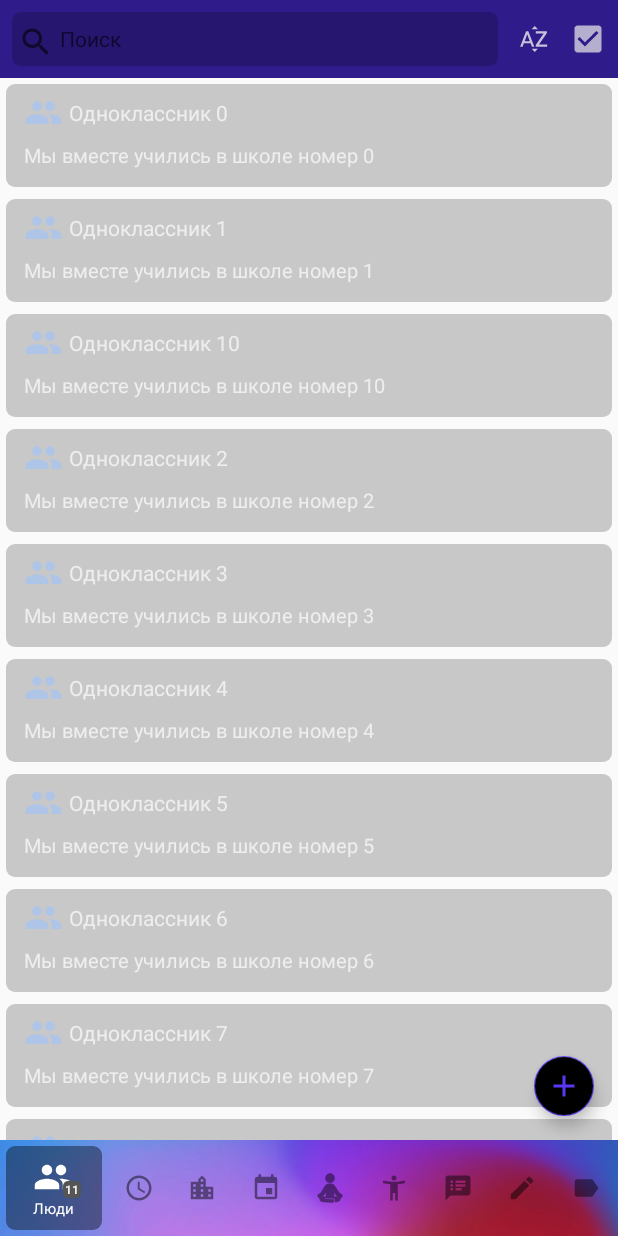
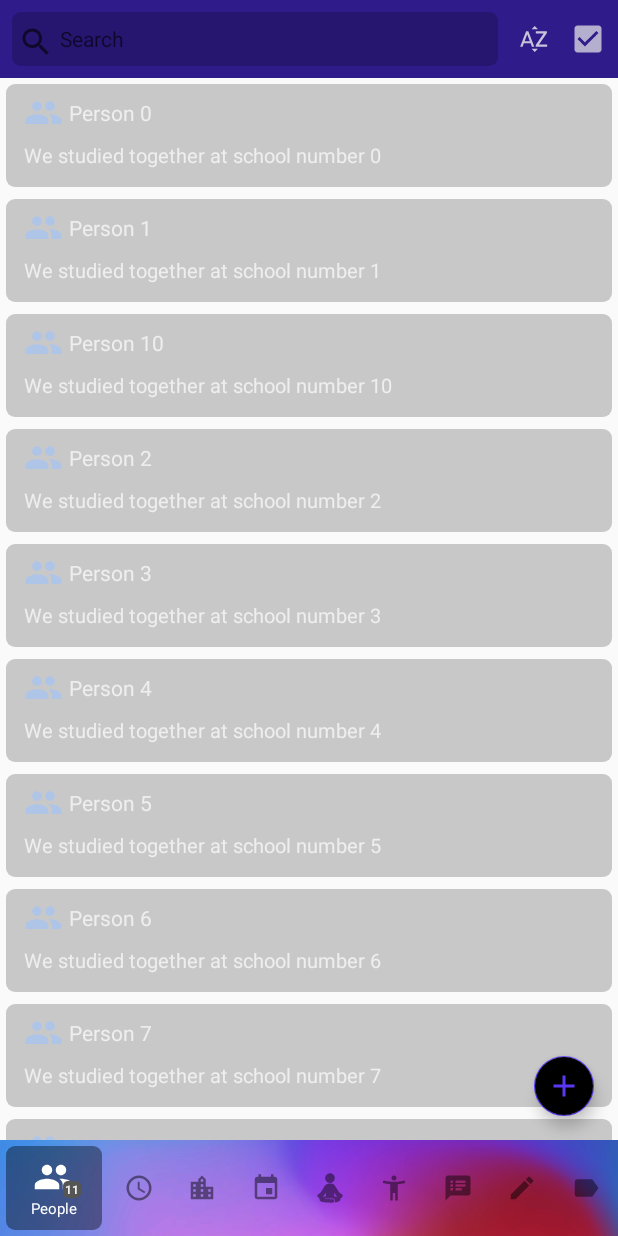
Before and after one commit to where-is-s/return-android, an Android app: the screen it shows after launch (MainActivity), on a phone screen of 412 x 824 dp. Run offline under Robolectric (Android 15) with nearby library versions, the phone set to English and light mode, and no system bars; our stand-ins replace Volley; pictures from the network do not load.

Commit message:
Added English language

```diff
--- a/app/src/main/java/re/returnapp/activity/MainActivity.kt
+++ b/app/src/main/java/re/returnapp/activity/MainActivity.kt
@@ -31,8 +31,8 @@ class MainActivity : AppCompatActivity() {
         if (!Collection.load()) {
             for (i in 0..10) {
                 val test = Entity(i, Type.PEOPLE)
-                test.name = "Одноклассник " + i
-                test.description = "Мы вместе учились в школе номер " + i
+                test.name = "Person " + i
+                test.description = "We studied together at school number " + i
                 Collection.addEntity(test)
             }
             Collection.save()
@@ -123,18 +123,18 @@ class MainActivity : AppCompatActivity() {
             }
 
             override fun onDeleteAction(entity: Entity) {
-                val mergeDialog = FindEntityDialog(this@MainActivity, "Заменить на...")
+                val mergeDialog = FindEntityDialog(this@MainActivity, getString(R.string.replace_with))
                 mergeDialog.selectListener = object : FindEntityDialog.SelectListener {
                     override fun onItemSelected(mergeIntoEntity: Entity) {
                         mergeDialog.dismiss()
                         val alertDialog = AlertDialog.Builder(this@MainActivity)
-                        alertDialog.setTitle("Удаление");
-                        alertDialog.setMessage("Вы уверены, что хотите удалить " + entity.name + ", заменив его вхождения на " + mergeIntoEntity.name + "?")
-                        alertDialog.setPositiveButton("Да") { _, _ ->
+                        alertDialog.setTitle(getString(R.string.removal));
+                        alertDialog.setMessage(getString(R.string.removal_format, entity.name, mergeIntoEntity.name))
+                        alertDialog.setPositiveButton(getString(R.string.yes)) { _, _ ->
                             Collection.merge(entity, mergeIntoEntity)
                             refreshAdapter()
                         }
-                        alertDialog.setNegativeButton("Нет", null)
+                        alertDialog.setNegativeButton(getString(R.string.no), null)
                         alertDialog.show()
                     }
                 }
--- a/app/src/main/java/re/returnapp/adapter/Adapters.kt
+++ b/app/src/main/java/re/returnapp/adapter/Adapters.kt
@@ -25,7 +25,7 @@ class ItemViewHolder(itemView: View) : RecyclerView.ViewHolder(itemView), Layout
         selected: Boolean
     ) {
         itemView.backgroundLayout.setBackgroundResource(if (selected) R.drawable.bkgrd_edit_dark else R.drawable.bkgrd_edit)
-        itemView.headerText.text = entity.displayName
+        itemView.headerText.text = entity.getDisplayName(itemView.context)
         var paintFlags = itemView.headerText.getPaintFlags()
         paintFlags = if (entity.reviewed) paintFlags or Paint.STRIKE_THRU_TEXT_FLAG else
             paintFlags and Paint.STRIKE_THRU_TEXT_FLAG.inv()
@@ -38,7 +38,7 @@ class ItemViewHolder(itemView: View) : RecyclerView.ViewHolder(itemView), Layout
         val reviewInfoVisible = !selected && entity.reviewable
         if (reviewInfoVisible) {
             val sessionTime = Collection.findSessionTime(entity)
-            itemView.sessionTimeText.text = "${sessionTime.sessionCount} (${sessionTime.totalTime} мин)"
+            itemView.sessionTimeText.text = "${sessionTime.sessionCount} (${sessionTime.totalTime} ${itemView.context.getString(R.string.min)})"
             itemView.infoLayout.visibility = if (sessionTime.sessionCount > 0) View.VISIBLE else View.GONE
         } else {
             itemView.infoLayout.visibility = View.GONE
--- a/app/src/main/java/re/returnapp/mention/MentionEditText.kt
+++ b/app/src/main/java/re/returnapp/mention/MentionEditText.kt
@@ -187,7 +187,7 @@ class MentionEditText @JvmOverloads constructor(
     }
 
     fun setTextWithMentions(text: String) {
-        setText(textMentionHelper.parseMentions(text))
+        setText(textMentionHelper.parseMentions(text, context))
     }
 
     fun getTextWithMentions(): String {
--- a/app/src/main/java/re/returnapp/mention/MentionTextView.kt
+++ b/app/src/main/java/re/returnapp/mention/MentionTextView.kt
@@ -67,7 +67,7 @@ class MentionTextView @JvmOverloads constructor(
     }
 
     fun setTextWithMentions(text: String) {
-        setText(textMentionHelper.parseMentions(text))
+        setText(textMentionHelper.parseMentions(text, context))
     }
 
     fun getTextWithMentions(): String {
--- a/app/src/main/java/re/returnapp/mention/TextMentionHelper.kt
+++ b/app/src/main/java/re/returnapp/mention/TextMentionHelper.kt
@@ -15,6 +15,7 @@
 */
 package re.returnapp.mention
 
+import android.content.Context
 import android.graphics.Canvas
 import android.graphics.drawable.Drawable
 import android.text.*
@@ -107,7 +108,7 @@ class TextMentionHelper(
         }
     }
 
-    fun parseMentions(source: String): SpannableStringBuilder {
+    fun parseMentions(source: String, context: Context): SpannableStringBuilder {
         val text = SpannableStringBuilder(source)
         var mentionIndex: Int
         while (text.indexOf("~@") > -1) {
@@ -123,7 +124,7 @@ class TextMentionHelper(
                 text.replace(mentionIndex, idEnd, "")
                 continue
             }
-            val nameStr = '\uFEFF' + mentionedEntity.displayName + '\uFEFF'
+            val nameStr = '\uFEFF' + mentionedEntity.getDisplayName(context) + '\uFEFF'
             text.replace(mentionIndex, idEnd + 1, nameStr)
             text.setSpan(Annotation("entityId", id.toString()),
                 mentionIndex,
--- a/app/src/main/java/re/returnapp/model/Entity.kt
+++ b/app/src/main/java/re/returnapp/model/Entity.kt
@@ -1,5 +1,7 @@
 package re.returnapp.model
 
+import android.content.Context
+import re.returnapp.R
 import java.text.DateFormat
 import java.text.SimpleDateFormat
 
@@ -17,9 +19,9 @@ open class Entity (
         private val dateFormat = SimpleDateFormat.getDateTimeInstance(DateFormat.MEDIUM, DateFormat.SHORT)
     }
 
-    val displayName: String get() {
+    fun getDisplayName(context: Context): String {
         return when (type) {
-            Type.SESSION -> "${dateFormat.format(created)} - $name мин"
+            Type.SESSION -> "${dateFormat.format(created)} - $name ${context.getString(R.string.min)}"
             Type.DIARY -> dateFormat.format(created)
             else -> name
         }
--- a/app/src/main/res/layout/activity_entity.xml
+++ b/app/src/main/res/layout/activity_entity.xml
@@ -33,7 +33,7 @@
             android:padding="12dp"
             android:textSize="15sp"
             android:inputType="text|textMultiLine|textCapSentences"
-            android:hint="Имя"/>
+            android:hint="@string/name"/>
 
     </LinearLayout>
 
@@ -71,7 +71,7 @@
         tools:text="@string/longstr"
         android:textSize="14sp"
         android:maxLines="100"
-        android:hint="Описание"
+        android:hint="@string/description"
         android:includeFontPadding="true"
         android:lineSpacingExtra="2dp"
         android:textIsSelectable="true"
@@ -96,7 +96,7 @@
                 android:id="@+id/reviewedCheck"
                 android:layout_width="wrap_content"
                 android:layout_height="wrap_content"
-                android:text="Перепросмотр закончен" />
+                android:text="@string/review_finished" />
 
         </FrameLayout>
         <com.google.android.material.floatingactionbutton.FloatingActionButton
--- a/app/src/main/res/layout/activity_main.xml
+++ b/app/src/main/res/layout/activity_main.xml
@@ -80,7 +80,7 @@
             android:layout_width="0dp"
             android:layout_height="match_parent"
             android:layout_weight="1"
-            app:text="Люди"
+            app:text="@string/people"
             app:image="@drawable/ic_people" />
 
         <re.returnapp.view.SectionButton
@@ -88,7 +88,7 @@
             android:layout_width="0dp"
             android:layout_height="match_parent"
             android:layout_weight="1"
-            app:text="Периоды"
+            app:text="@string/periods"
             app:image="@drawable/ic_period" />
 
         <re.returnapp.view.SectionButton
@@ -96,7 +96,7 @@
             android:layout_width="0dp"
             android:layout_height="match_parent"
             android:layout_weight="1"
-            app:text="Места"
+            app:text="@string/places"
             app:image="@drawable/ic_place" />
 
         <re.returnapp.view.SectionButton
@@ -104,7 +104,7 @@
             android:layout_width="0dp"
             android:layout_height="match_parent"
             android:layout_weight="1"
-            app:text="События"
+            app:text="@string/events"
             app:image="@drawable/ic_event" />
 
         <re.returnapp.view.SectionButton
@@ -112,7 +112,7 @@
             android:layout_width="0dp"
             android:layout_height="match_parent"
             android:layout_weight="1"
-            app:text="Сеансы"
+            app:text="@string/sessions"
             app:image="@drawable/ic_session" />
 
         <re.returnapp.view.SectionButton
@@ -120,7 +120,7 @@
             android:layout_width="0dp"
             android:layout_height="match_parent"
             android:layout_weight="1"
-            app:text="Практики"
+            app:text="@string/practices"
             app:image="@drawable/ic_practice" />
 
         <re.returnapp.view.SectionButton
@@ -128,7 +128,7 @@
             android:layout_width="0dp"
             android:layout_height="match_parent"
             android:layout_weight="1"
-            app:text="Заметки"
+            app:text="@string/notes"
             app:image="@drawable/ic_note" />
 
         <re.returnapp.view.SectionButton
@@ -136,7 +136,7 @@
             android:layout_width="0dp"
             android:layout_height="match_parent"
             android:layout_weight="1"
-            app:text="Дневник"
+            app:text="@string/diary"
             app:image="@drawable/ic_diary" />
 
         <re.returnapp.view.SectionButton
@@ -144,7 +144,7 @@
             android:layout_width="0dp"
             android:layout_height="match_parent"
             android:layout_weight="1"
-            app:text="Теги"
+            app:text="@string/tags"
             app:image="@drawable/ic_tag" />
 
     </LinearLayout>
--- a/app/src/main/res/layout/view_search.xml
+++ b/app/src/main/res/layout/view_search.xml
@@ -15,7 +15,7 @@
         android:paddingBottom="8dp"
         android:paddingLeft="8dp"
         android:paddingRight="36dp"
-        android:hint="Поиск"
+        android:hint="@string/search"
         android:includeFontPadding="true"
         android:lineSpacingExtra="2dp"
         android:textIsSelectable="true"
--- a/app/src/main/res/layout/view_section_button.xml
+++ b/app/src/main/res/layout/view_section_button.xml
@@ -50,7 +50,7 @@
             android:layout_height="wrap_content"
             android:layout_gravity="center_horizontal"
             android:textColor="@color/bottom_bar_main"
-            android:text="Период"
+            tools:text="@string/period_single"
             android:textSize="10sp"
             />
 
--- a/app/src/main/res/layout/view_standard_item.xml
+++ b/app/src/main/res/layout/view_standard_item.xml
@@ -32,7 +32,7 @@
             android:layout_height="wrap_content"
             android:layout_weight="1"
             android:textColor="@color/normal_text"
-            android:text="Аня Шихова"
+            tools:text="John Doe"
             android:textSize="14sp"
             android:paddingVertical="9dp"
             />
@@ -53,7 +53,7 @@
                 android:layout_width="wrap_content"
                 android:layout_height="wrap_content"
                 android:layout_marginLeft="8dp"
-                tools:text = "4 (45 мин)"
+                tools:text = "4 (45 min)"
                 android:textColor="@color/normal_text"
                 android:textSize="12sp"
                 android:alpha="0.8"
@@ -113,7 +113,7 @@
         android:paddingBottom="12dp"
         android:includeFontPadding="true"
         android:lineSpacingExtra="2dp"
-        android:text="Девченка из 163 школы, которую я толком не знал. С ней познакомился Вова случайно в лесу, потом мы ходили к ней на день рождения."
+        tools:text="An acquantice whom I met early in my childhood and spent the whole life knowing him..."
         android:textSize="13sp"
         app:roundedTextHorizontalPadding="0dp"
         app:roundedTextVerticalPadding="1dp"
--- a/app/src/main/res/layout/view_type_item.xml
+++ b/app/src/main/res/layout/view_type_item.xml
@@ -26,7 +26,7 @@
             android:layout_width="wrap_content"
             android:layout_height="wrap_content"
             android:textColor="@color/normal_text"
-            android:text="Аня Шихова"
+            tools:text="John Doe"
             android:textSize="14sp"
             />
 
--- a/app/src/main/res/values/strings.xml
+++ b/app/src/main/res/values/strings.xml
@@ -1,4 +1,34 @@
 <resources>
-    <string name="app_name">Возврат</string>
+    <string name="app_name">Return</string>
     <string name="longstr">"this is <annotation key="entityId" value="1">a paragraph \nthat would cover more than\ntwo</annotation> lines."</string>
+    <string name="removal">Deletion</string>
+    <string name="removal_format" formatted="false">Are you sure you want to delete %s by replacing it with %s?</string>
+    <string name="yes">Yes</string>
+    <string name="replace_with">Replace with…</string>
+    <string name="description">Description</string>
+    <string name="name">Name</string>
+    <string name="review_finished">Finished review</string>
+    <string name="search">Search</string>
+    <string name="no">No</string>
+    <string name="min">min</string>
+
+    <string name="people">People</string>
+    <string name="periods">Periods</string>
+    <string name="places">Places</string>
+    <string name="events">Events</string>
+    <string name="sessions">Sessions</string>
+    <string name="practices">Practices</string>
+    <string name="notes">Notes</string>
+    <string name="diary">Diary</string>
+    <string name="tags">Tags</string>
+
+    <string name="people_single">Human</string>
+    <string name="period_single">Period</string>
+    <string name="place_single">Place</string>
+    <string name="event_single">Event</string>
+    <string name="session_single">Session</string>
+    <string name="note_single">Note</string>
+    <string name="practice_single">Practice</string>
+    <string name="diary_single">Diary entry</string>
+    <string name="tag_single">Tag</string>
 </resources>
```
Also changed, not shown: app/src/main/java/re/returnapp/dialog/ChooseTypeDialog.kt (+9 -9 lines), 2 other files.
